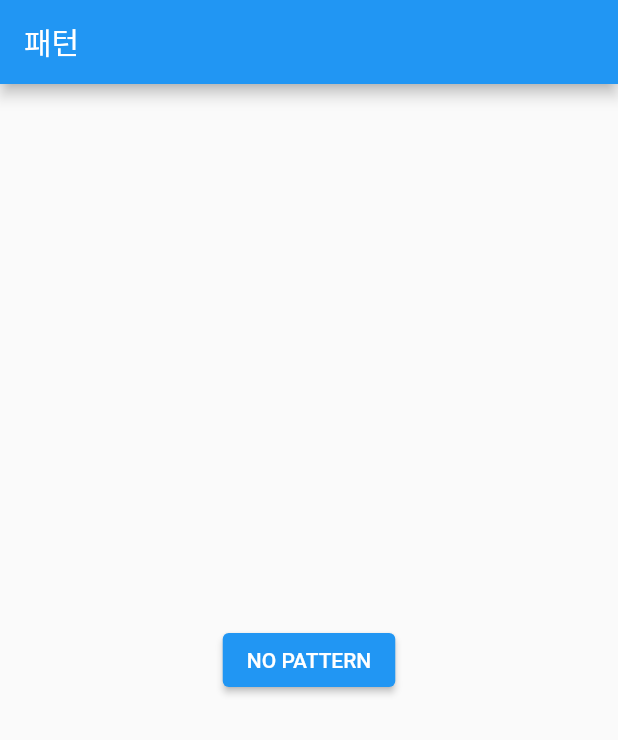
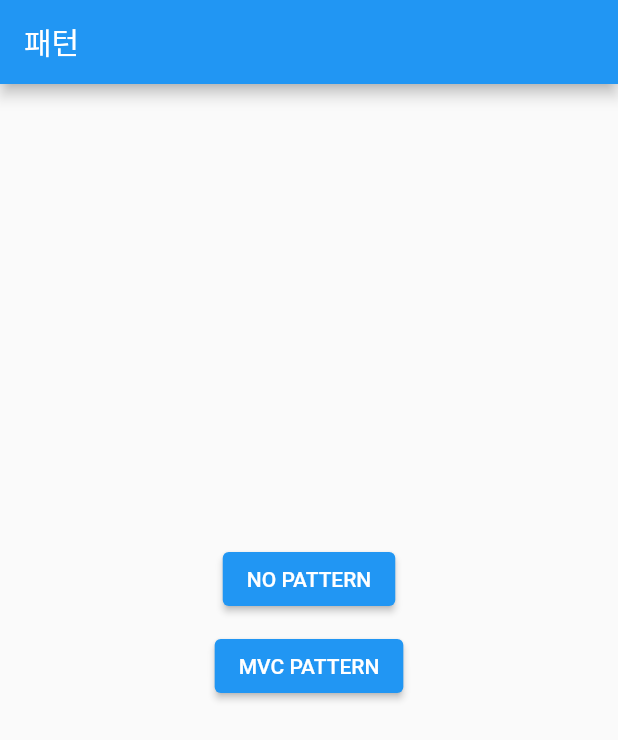
Before and after one commit to dragon5354/flutter_pattern_study_d5354, a Flutter app: the screen it shows after launch, on a phone screen of 412 x 824 dp. Shown: the top 740 px of the screen. Run offline on Flutter 3.47's test engine with Material 2 defaults, Android fonts, the phone set to English and light mode, and no system bars; our stand-ins replace get, mvc_pattern.

Commit message:
mvc 패턴

```diff
--- a/lib/src/pattern_home.dart
+++ b/lib/src/pattern_home.dart
@@ -1,4 +1,5 @@
 import 'package:flutter/material.dart';
+import 'package:flutter_pattern_study_d5354/src/mvc/views/mvc_view.dart';
 import 'package:flutter_pattern_study_d5354/src/normal/normal_view.dart';
 
 /*
@@ -24,6 +25,19 @@ class PatternHome extends StatelessWidget {
                       MaterialPageRoute(builder: (context) => NormalView()));
                 },
                 child: const Text('NO PATTERN')),
+            const SizedBox(height: 10),
+            // mvc 패턴
+            ElevatedButton(
+                onPressed: () {
+                  Navigator.push(context,
+                      MaterialPageRoute(builder: (context) => MVCView()));
+                },
+                child: const Text('MVC PATTERN')),
+            const SizedBox(height: 10),
+            const SizedBox(height: 10),
+            const SizedBox(height: 10),
+            const SizedBox(height: 10),
+            const SizedBox(height: 10),
           ],
         ),
       ),
```
Also changed, not shown: lib/src/model/model.dart (added, +10 -0 lines), lib/src/mvc/controller/mvc_controller.dart (added, +30 -0 lines), lib/src/mvc/views/mvc_view.dart (added, +58 -0 lines).
